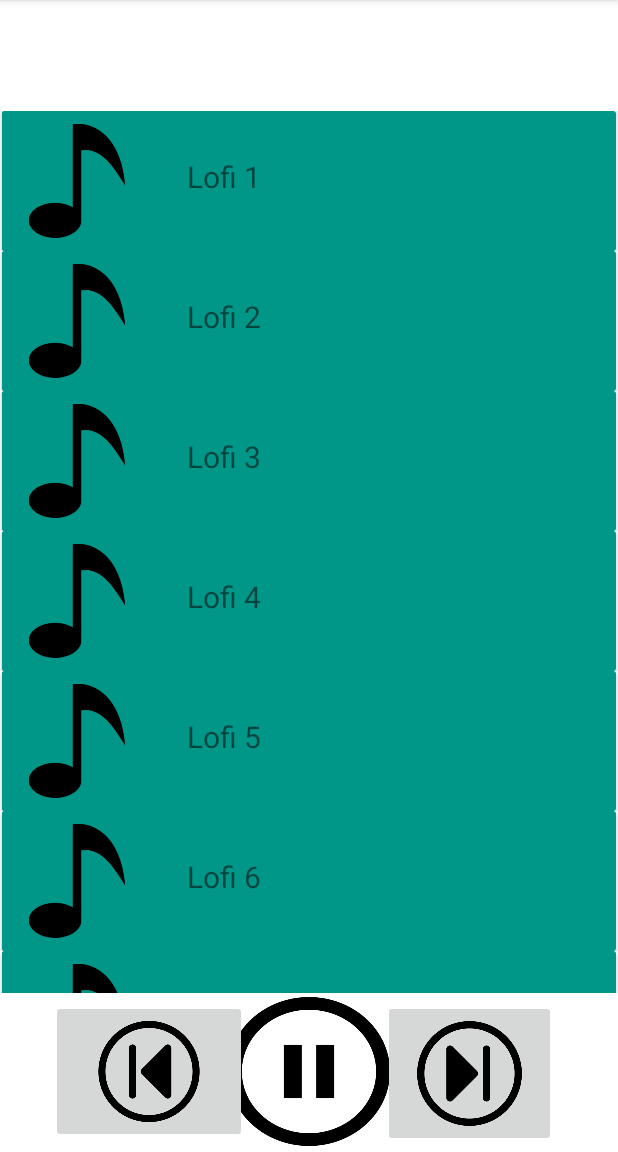
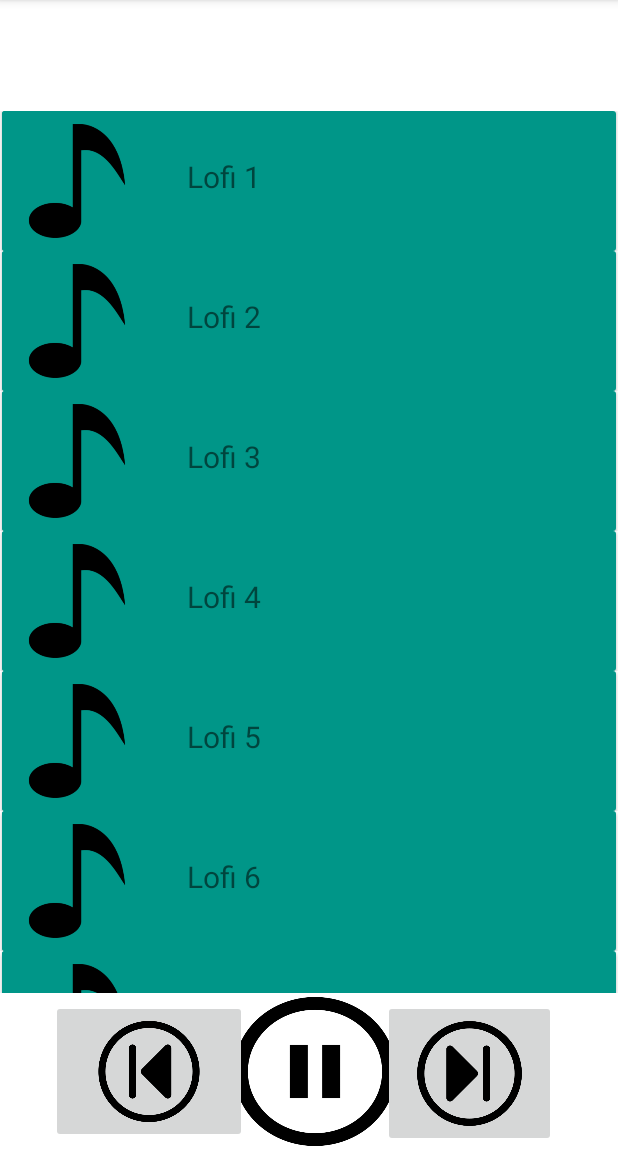
Before and after one commit to MarcusVincentSiah/MAD2023_Team2, an Android app: the MusicPlayer screen opened directly, with no data from a screen before it, after a tap on "Lofi 1", on a phone screen of 412 x 824 dp, the part 84-1236 px from its top. Run offline under Robolectric (Android 15) with nearby library versions, the phone set to English and light mode, and no system bars.

```diff
--- a/app/src/main/res/layout/activity_music_player.xml
+++ b/app/src/main/res/layout/activity_music_player.xml
@@ -24,8 +24,8 @@
         android:layout_alignParentEnd="true"
         android:layout_alignParentBottom="true"
         android:layout_centerHorizontal="true"
-        android:layout_marginStart="152dp"
-        android:layout_marginEnd="152dp"
+        android:layout_marginStart="156dp"
+        android:layout_marginEnd="148dp"
         android:layout_marginBottom="4dp"
         android:adjustViewBounds="true"
         android:scaleType="fitStart" />
```
